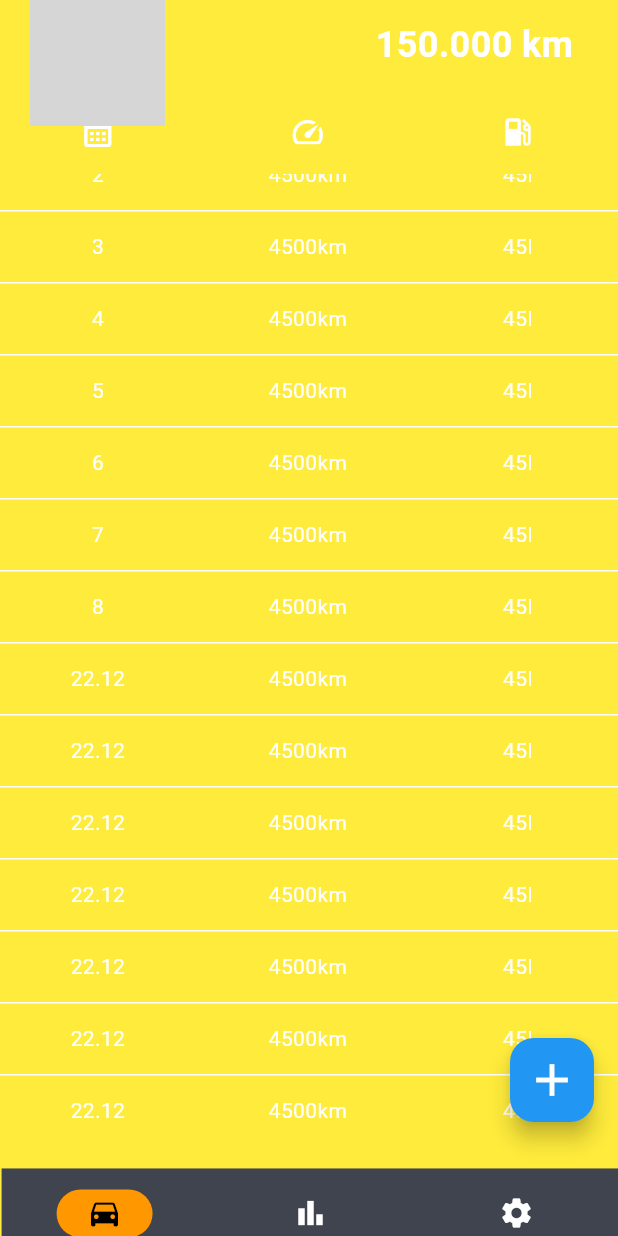
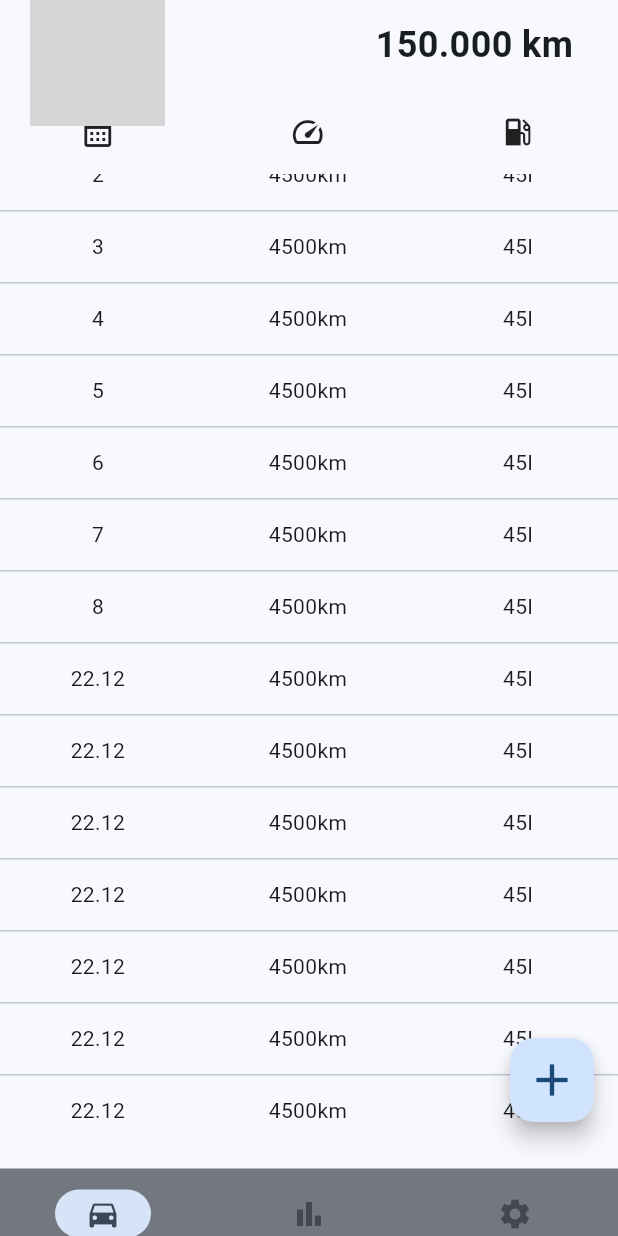
Before and after one commit to Tobias2409/DriveLog_Flutter, a Flutter app: the screen it shows after launch, scrolled down 309 dp, on a phone screen of 412 x 824 dp. Run offline on Flutter 3.47's test engine with Material 3 defaults, Android fonts, the phone set to English and light mode, and no system bars; our stand-ins replace modal_bottom_sheet; missing offline and left inert: model_viewer_plus; grey boxes are pictures that could not be loaded.

Commit message:
Rework Theme

```diff
--- a/drivelog/lib/main.dart
+++ b/drivelog/lib/main.dart
@@ -15,20 +15,13 @@ class MyApp extends StatelessWidget {
     return MaterialApp(
       title: 'DriveLog',
       theme: ThemeData(
-        colorScheme: ColorScheme.fromSwatch(
-            primarySwatch: Colors.blue,
-            accentColor: Colors.orange,
-            cardColor: Colors.yellow,
-            backgroundColor: const Color.fromRGBO(42, 45, 52, 1),
-            errorColor: Colors.red,
-            brightness: Brightness.dark,
-        ),
-        textTheme: const TextTheme(
-          headlineLarge: TextStyle(
-            fontSize: 35,
-            fontWeight: FontWeight.bold,
-          ),
-        )
+        colorSchemeSeed: Colors.blue,
+      ),
+      darkTheme: ThemeData(
+        brightness: Brightness.dark,
+        scaffoldBackgroundColor: const Color.fromRGBO(42, 45, 52, 1),
+        colorSchemeSeed: Colors.blue,
+        dividerColor: const Color.fromRGBO(64, 68, 79, 1)
       ),
       home: const RootPage(),
     );
--- a/drivelog/lib/pages/home.dart
+++ b/drivelog/lib/pages/home.dart
@@ -1,7 +1,8 @@
+import 'package:drivelog/modals/add_entry.dart';
 import 'package:drivelog/widgets/car_display.dart';
 import 'package:drivelog/widgets/mileage_table.dart';
 import 'package:flutter/material.dart';
-import 'package:flutter/widgets.dart';
+import 'package:modal_bottom_sheet/modal_bottom_sheet.dart';
 
 class HomePage extends StatefulWidget {
   const HomePage({super.key});
--- a/drivelog/lib/pages/root.dart
+++ b/drivelog/lib/pages/root.dart
@@ -2,6 +2,7 @@ import 'package:drivelog/pages/home.dart';
 import 'package:drivelog/pages/settings.dart';
 import 'package:drivelog/pages/stats.dart';
 import 'package:flutter/material.dart';
+import "dart:math" show pi;
 
 class RootPage extends StatefulWidget {
   const RootPage({super.key});
@@ -19,7 +20,7 @@ class _RootPageState extends State<RootPage> {
     return Scaffold(
       body: [const HomePage(),const StatsPage(),const SettingsPage()][selectedIndex],
       bottomNavigationBar:  Transform.translate(
-        offset: Offset.fromDirection(1.5,15),
+        offset: Offset.fromDirection(pi/2,15),
         child: NavigationBar(
           selectedIndex: selectedIndex,
           onDestinationSelected: (i) => {
@@ -27,7 +28,7 @@ class _RootPageState extends State<RootPage> {
               selectedIndex = i;
               })
           },
-          backgroundColor: const Color.fromRGBO(64, 68, 79, 1),
+          backgroundColor: Theme.of(context).dividerColor,
           labelBehavior: NavigationDestinationLabelBehavior.alwaysHide,
           height: 60,
           destinations: const [
--- a/drivelog/lib/widgets/mileage_table.dart
+++ b/drivelog/lib/widgets/mileage_table.dart
@@ -12,9 +12,9 @@ class MileageTable extends StatelessWidget {
       width: MediaQuery.of(context).size.width,
       child: DataTable(
         columns: [
-          DataColumn(label: SizedBox(width: MediaQuery.sizeOf(context).width / 5, child: Center(child: Icon(Icons.calendar_month)))),
-          DataColumn(label: SizedBox(width: MediaQuery.sizeOf(context).width / 5, child: Center(child: Icon(Icons.speed)))),
-          DataColumn(label: SizedBox(width: MediaQuery.sizeOf(context).width / 5, child: Center(child: Icon(Icons.local_gas_station)))),
+          DataColumn(label: SizedBox(width: MediaQuery.sizeOf(context).width / 5, child: const Center(child: Icon(Icons.calendar_month,)))),
+          DataColumn(label: SizedBox(width: MediaQuery.sizeOf(context).width / 5, child: const Center(child: Icon(Icons.speed)))),
+          DataColumn(label: SizedBox(width: MediaQuery.sizeOf(context).width / 5, child: const Center(child: Icon(Icons.local_gas_station)))),
         ],
         rows: onlyData?[]: [
           DataRow(cells: [
```
